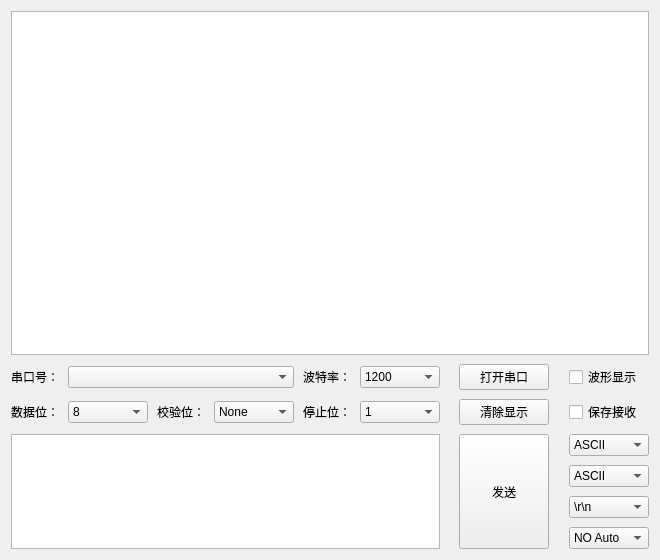
First picture: the form in SERCOM.ui, repository XIVN1987/SERCOM, before the edit.
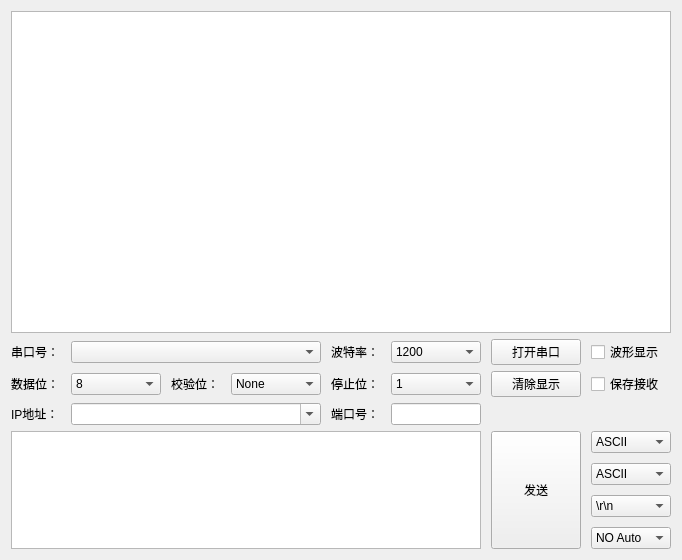
Second picture: the form after the edit. Icons and pictures are not drawn.

Commit message: add UDP transfer function

```diff
--- a/SERCOM.ui
+++ b/SERCOM.ui
@@ -7,16 +7,10 @@
    <rect>
     <x>0</x>
     <y>0</y>
-    <width>660</width>
+    <width>680</width>
     <height>560</height>
    </rect>
   </property>
-  <property name="sizePolicy">
-   <sizepolicy hsizetype="Preferred" vsizetype="Preferred">
-    <horstretch>0</horstretch>
-    <verstretch>0</verstretch>
-   </sizepolicy>
-  </property>
   <property name="windowTitle">
    <string>串口助手</string>
   </property>
@@ -24,10 +18,7 @@
    <iconset>
     <normaloff>Image/serial.ico</normaloff>Image/serial.ico</iconset>
   </property>
-  <layout class="QVBoxLayout" name="vLayout0">
-   <property name="spacing">
-    <number>9</number>
-   </property>
+  <layout class="QVBoxLayout" name="vLayout">
    <item>
     <widget class="QTextEdit" name="txtMain">
      <property name="frameShadow">
@@ -41,15 +32,15 @@
    <item>
     <layout class="QHBoxLayout" name="hLayout1">
      <property name="spacing">
-      <number>9</number>
+      <number>10</number>
      </property>
      <item>
       <widget class="QLabel" name="lblPort">
-       <property name="sizePolicy">
-        <sizepolicy hsizetype="Fixed" vsizetype="Fixed">
-         <horstretch>0</horstretch>
-         <verstretch>0</verstretch>
-        </sizepolicy>
+       <property name="minimumSize">
+        <size>
+         <width>50</width>
+         <height>0</height>
+        </size>
        </property>
        <property name="text">
         <string>串口号：</string>
@@ -58,33 +49,24 @@
      </item>
      <item>
       <widget class="QComboBox" name="cmbPort">
-       <property name="sizePolicy">
-        <sizepolicy hsizetype="Fixed" vsizetype="Fixed">
-         <horstretch>0</horstretch>
-         <verstretch>0</verstretch>
-        </sizepolicy>
-       </property>
        <property name="minimumSize">
         <size>
-         <width>226</width>
+         <width>250</width>
          <height>0</height>
         </size>
        </property>
-       <property name="maximumSize">
-        <size>
-         <width>226</width>
-         <height>16777215</height>
-        </size>
+       <property name="currentIndex">
+        <number>-1</number>
        </property>
       </widget>
      </item>
      <item>
       <widget class="QLabel" name="lblBaud">
-       <property name="sizePolicy">
-        <sizepolicy hsizetype="Fixed" vsizetype="Fixed">
-         <horstretch>0</horstretch>
-         <verstretch>0</verstretch>
-        </sizepolicy>
+       <property name="minimumSize">
+        <size>
+         <width>50</width>
+         <height>0</height>
+        </size>
        </property>
        <property name="text">
         <string>波特率：</string>
@@ -93,15 +75,9 @@
      </item>
      <item>
       <widget class="QComboBox" name="cmbBaud">
-       <property name="sizePolicy">
-        <sizepolicy hsizetype="Fixed" vsizetype="Fixed">
-         <horstretch>0</horstretch>
-         <verstretch>0</verstretch>
-        </sizepolicy>
-       </property>
        <property name="minimumSize">
         <size>
-         <width>80</width>
+         <width>90</width>
          <height>0</height>
         </size>
        </property>
@@ -198,12 +174,6 @@
      </item>
      <item>
       <widget class="QPushButton" name="btnOpen">
-       <property name="sizePolicy">
-        <sizepolicy hsizetype="Fixed" vsizetype="Fixed">
-         <horstretch>0</horstretch>
-         <verstretch>0</verstretch>
-        </sizepolicy>
-       </property>
        <property name="minimumSize">
         <size>
          <width>90</width>
@@ -213,35 +183,10 @@
        <property name="text">
         <string>打开串口</string>
        </property>
-       <property name="checkable">
-        <bool>false</bool>
-       </property>
       </widget>
      </item>
-     <item>
-      <spacer name="hSpacer12">
-       <property name="orientation">
-        <enum>Qt::Horizontal</enum>
-       </property>
-       <property name="sizeType">
-        <enum>QSizePolicy::Preferred</enum>
-       </property>
-       <property name="sizeHint" stdset="0">
-        <size>
-         <width>40</width>
-         <height>20</height>
-        </size>
-       </property>
-      </spacer>
-     </item>
      <item>
       <widget class="QCheckBox" name="chkWave">
-       <property name="sizePolicy">
-        <sizepolicy hsizetype="Fixed" vsizetype="Fixed">
-         <horstretch>0</horstretch>
-         <verstretch>0</verstretch>
-        </sizepolicy>
-       </property>
        <property name="minimumSize">
         <size>
          <width>80</width>
@@ -256,17 +201,21 @@
     </layout>
    </item>
    <item>
+    <widget class="QWidget" name="hWidget2" native="true">
     <layout class="QHBoxLayout" name="hLayout2">
      <property name="spacing">
-      <number>9</number>
+       <number>10</number>
+      </property>
+      <property name="margin" stdset="0">
+       <number>0</number>
      </property>
      <item>
       <widget class="QLabel" name="lblData">
-       <property name="sizePolicy">
-        <sizepolicy hsizetype="Fixed" vsizetype="Fixed">
-         <horstretch>0</horstretch>
-         <verstretch>0</verstretch>
-        </sizepolicy>
+        <property name="minimumSize">
+         <size>
+          <width>50</width>
+          <height>0</height>
+         </size>
        </property>
        <property name="text">
         <string>数据位：</string>
@@ -275,15 +224,9 @@
      </item>
      <item>
       <widget class="QComboBox" name="cmbData">
-       <property name="sizePolicy">
-        <sizepolicy hsizetype="Fixed" vsizetype="Fixed">
-         <horstretch>0</horstretch>
-         <verstretch>0</verstretch>
-        </sizepolicy>
-       </property>
        <property name="minimumSize">
         <size>
-         <width>80</width>
+          <width>90</width>
          <height>0</height>
         </size>
        </property>
@@ -311,11 +254,11 @@
      </item>
      <item>
       <widget class="QLabel" name="lblChek">
-       <property name="sizePolicy">
-        <sizepolicy hsizetype="Fixed" vsizetype="Fixed">
-         <horstretch>0</horstretch>
-         <verstretch>0</verstretch>
-        </sizepolicy>
+        <property name="minimumSize">
+         <size>
+          <width>50</width>
+          <height>0</height>
+         </size>
        </property>
        <property name="text">
         <string>校验位：</string>
@@ -324,15 +267,9 @@
      </item>
      <item>
       <widget class="QComboBox" name="cmbChek">
-       <property name="sizePolicy">
-        <sizepolicy hsizetype="Fixed" vsizetype="Fixed">
-         <horstretch>0</horstretch>
-         <verstretch>0</verstretch>
-        </sizepolicy>
-       </property>
        <property name="minimumSize">
         <size>
-         <width>80</width>
+          <width>90</width>
          <height>0</height>
         </size>
        </property>
@@ -365,11 +302,11 @@
      </item>
      <item>
       <widget class="QLabel" name="lblStop">
-       <property name="sizePolicy">
-        <sizepolicy hsizetype="Fixed" vsizetype="Fixed">
-         <horstretch>0</horstretch>
-         <verstretch>0</verstretch>
-        </sizepolicy>
+        <property name="minimumSize">
+         <size>
+          <width>50</width>
+          <height>0</height>
+         </size>
        </property>
        <property name="text">
         <string>停止位：</string>
@@ -378,15 +315,9 @@
      </item>
      <item>
       <widget class="QComboBox" name="cmbStop">
-       <property name="sizePolicy">
-        <sizepolicy hsizetype="Fixed" vsizetype="Fixed">
-         <horstretch>0</horstretch>
-         <verstretch>0</verstretch>
-        </sizepolicy>
-       </property>
        <property name="minimumSize">
         <size>
-         <width>80</width>
+          <width>90</width>
          <height>0</height>
         </size>
        </property>
@@ -417,12 +348,6 @@
      </item>
      <item>
       <widget class="QPushButton" name="btnClear">
-       <property name="sizePolicy">
-        <sizepolicy hsizetype="Fixed" vsizetype="Fixed">
-         <horstretch>0</horstretch>
-         <verstretch>0</verstretch>
-        </sizepolicy>
-       </property>
        <property name="minimumSize">
         <size>
          <width>90</width>
@@ -434,30 +359,8 @@
        </property>
       </widget>
      </item>
-     <item>
-      <spacer name="hSpacer22">
-       <property name="orientation">
-        <enum>Qt::Horizontal</enum>
-       </property>
-       <property name="sizeType">
-        <enum>QSizePolicy::Preferred</enum>
-       </property>
-       <property name="sizeHint" stdset="0">
-        <size>
-         <width>40</width>
-         <height>20</height>
-        </size>
-       </property>
-      </spacer>
-     </item>
      <item>
       <widget class="QCheckBox" name="chkSave">
-       <property name="sizePolicy">
-        <sizepolicy hsizetype="Fixed" vsizetype="Fixed">
-         <horstretch>0</horstretch>
-         <verstretch>0</verstretch>
-        </sizepolicy>
-       </property>
        <property name="minimumSize">
         <size>
          <width>80</width>
@@ -470,55 +373,153 @@
       </widget>
      </item>
     </layout>
+    </widget>
    </item>
    <item>
-    <layout class="QGridLayout" name="gLayout3">
-     <property name="topMargin">
+    <widget class="QWidget" name="hWidget3" native="true">
+     <layout class="QHBoxLayout" name="hLayout3">
+      <property name="spacing">
+       <number>10</number>
+      </property>
+      <property name="margin" stdset="0">
       <number>0</number>
      </property>
+      <item>
+       <widget class="QLabel" name="lblIP">
+        <property name="minimumSize">
+         <size>
+          <width>50</width>
+          <height>0</height>
+         </size>
+        </property>
+        <property name="text">
+         <string>IP地址：</string>
+        </property>
+       </widget>
+      </item>
+      <item>
+       <widget class="QComboBox" name="cmbIP">
+        <property name="minimumSize">
+         <size>
+          <width>250</width>
+          <height>0</height>
+         </size>
+        </property>
+        <property name="editable">
+         <bool>true</bool>
+        </property>
+       </widget>
+      </item>
+      <item>
+       <widget class="QLabel" name="lblIPPort">
+        <property name="minimumSize">
+         <size>
+          <width>50</width>
+          <height>0</height>
+         </size>
+        </property>
+        <property name="text">
+         <string>端口号：</string>
+        </property>
+       </widget>
+      </item>
+      <item>
+       <widget class="QLineEdit" name="linPort">
+        <property name="minimumSize">
+         <size>
+          <width>90</width>
+          <height>0</height>
+         </size>
+        </property>
+        <property name="maximumSize">
+         <size>
+          <width>90</width>
+          <height>16777215</height>
+         </size>
+        </property>
+       </widget>
+      </item>
+      <item>
+       <spacer name="hSpacer3">
+        <property name="orientation">
+         <enum>Qt::Horizontal</enum>
+        </property>
+        <property name="sizeHint" stdset="0">
+         <size>
+          <width>40</width>
+          <height>20</height>
+         </size>
+        </property>
+       </spacer>
+      </item>
+     </layout>
+    </widget>
+   </item>
+   <item>
+    <layout class="QGridLayout" name="gLayout4">
      <property name="spacing">
-      <number>9</number>
+      <number>10</number>
      </property>
-     <item row="2" column="1">
-      <spacer name="hSpacer31">
-       <property name="orientation">
-        <enum>Qt::Horizontal</enum>
+     <item row="0" column="0" rowspan="4">
+      <widget class="QTextEdit" name="txtSend"/>
+     </item>
+     <item row="0" column="1" rowspan="4">
+      <widget class="QPushButton" name="btnSend">
+       <property name="sizePolicy">
+        <sizepolicy hsizetype="Minimum" vsizetype="Preferred">
+         <horstretch>0</horstretch>
+         <verstretch>0</verstretch>
+        </sizepolicy>
        </property>
-       <property name="sizeType">
-        <enum>QSizePolicy::Preferred</enum>
+       <property name="minimumSize">
+        <size>
+         <width>90</width>
+         <height>0</height>
+        </size>
        </property>
-       <property name="sizeHint" stdset="0">
+       <property name="text">
+        <string>发送</string>
+       </property>
+      </widget>
+     </item>
+     <item row="0" column="2">
+      <widget class="QComboBox" name="cmbICode">
+       <property name="minimumSize">
         <size>
-         <width>40</width>
-         <height>20</height>
+         <width>80</width>
+         <height>0</height>
         </size>
        </property>
-      </spacer>
-     </item>
-     <item row="2" column="3">
-      <spacer name="hSpacer32">
-       <property name="orientation">
-        <enum>Qt::Horizontal</enum>
-       </property>
-       <property name="sizeType">
-        <enum>QSizePolicy::Preferred</enum>
-       </property>
-       <property name="sizeHint" stdset="0">
-        <size>
-         <width>40</width>
-         <height>20</height>
-        </size>
-       </property>
-      </spacer>
-     </item>
-     <item row="1" column="4">
+       <property name="toolTip">
+        <string>接收内容编码</string>
+       </property>
+       <property name="toolTipDuration">
+        <number>1000</number>
+       </property>
+       <item>
+        <property name="text">
+         <string>ASCII</string>
+        </property>
+       </item>
+       <item>
+        <property name="text">
+         <string>HEX</string>
+        </property>
+       </item>
+       <item>
+        <property name="text">
+         <string>GBK</string>
+        </property>
+       </item>
+       <item>
+        <property name="text">
+         <string>UTF-8</string>
+        </property>
+       </item>
+      </widget>
+     </item>
+     <item row="1" column="2">
       <widget class="QComboBox" name="cmbOCode">
-       <property name="sizePolicy">
-        <sizepolicy hsizetype="Fixed" vsizetype="Fixed">
-         <horstretch>0</horstretch>
-         <verstretch>0</verstretch>
-        </sizepolicy>
-       </property>
        <property name="minimumSize">
         <size>
          <width>80</width>
@@ -553,14 +554,39 @@
        </item>
       </widget>
      </item>
-     <item row="3" column="4">
+     <item row="2" column="2">
+      <widget class="QComboBox" name="cmbEnter">
+       <property name="minimumSize">
+        <size>
+         <width>80</width>
+         <height>0</height>
+        </size>
+       </property>
+       <property name="toolTip">
+        <string>发送换行编码</string>
+       </property>
+       <property name="toolTipDuration">
+        <number>1000</number>
+       </property>
+       <item>
+        <property name="text">
+         <string>\r\n</string>
+        </property>
+       </item>
+       <item>
+        <property name="text">
+         <string>\n</string>
+        </property>
+       </item>
+       <item>
+        <property name="text">
+         <string>\r</string>
+        </property>
+       </item>
+      </widget>
+     </item>
+     <item row="3" column="2">
       <widget class="QComboBox" name="cmbAuto">
-       <property name="sizePolicy">
-        <sizepolicy hsizetype="Fixed" vsizetype="Fixed">
-         <horstretch>0</horstretch>
-         <verstretch>0</verstretch>
-        </sizepolicy>
-       </property>
        <property name="minimumSize">
         <size>
          <width>80</width>
@@ -640,120 +666,6 @@
        </item>
       </widget>
      </item>
-     <item row="2" column="4">
-      <widget class="QComboBox" name="cmbEnter">
-       <property name="sizePolicy">
-        <sizepolicy hsizetype="Fixed" vsizetype="Fixed">
-         <horstretch>0</horstretch>
-         <verstretch>0</verstretch>
-        </sizepolicy>
-       </property>
-       <property name="minimumSize">
-        <size>
-         <width>80</width>
-         <height>0</height>
-        </size>
-       </property>
-       <property name="toolTip">
-        <string>发送换行编码</string>
-       </property>
-       <property name="toolTipDuration">
-        <number>1000</number>
-       </property>
-       <item>
-        <property name="text">
-         <string>\r\n</string>
-        </property>
-       </item>
-       <item>
-        <property name="text">
-         <string>\n</string>
-        </property>
-       </item>
-       <item>
-        <property name="text">
-         <string>\r</string>
-        </property>
-       </item>
-      </widget>
-     </item>
-     <item row="0" column="4">
-      <widget class="QComboBox" name="cmbICode">
-       <property name="sizePolicy">
-        <sizepolicy hsizetype="Fixed" vsizetype="Fixed">
-         <horstretch>0</horstretch>
-         <verstretch>0</verstretch>
-        </sizepolicy>
-       </property>
-       <property name="minimumSize">
-        <size>
-         <width>80</width>
-         <height>0</height>
-        </size>
-       </property>
-       <property name="toolTip">
-        <string>接收内容编码</string>
-       </property>
-       <property name="toolTipDuration">
-        <number>1000</number>
-       </property>
-       <item>
-        <property name="text">
-         <string>ASCII</string>
-        </property>
-       </item>
-       <item>
-        <property name="text">
-         <string>HEX</string>
-        </property>
-       </item>
-       <item>
-        <property name="text">
-         <string>GBK</string>
-        </property>
-       </item>
-       <item>
-        <property name="text">
-         <string>UTF-8</string>
-        </property>
-       </item>
-      </widget>
-     </item>
-     <item row="0" column="0" rowspan="4">
-      <widget class="QTextEdit" name="txtSend">
-       <property name="sizePolicy">
-        <sizepolicy hsizetype="Expanding" vsizetype="Preferred">
-         <horstretch>0</horstretch>
-         <verstretch>0</verstretch>
-        </sizepolicy>
-       </property>
-       <property name="minimumSize">
-        <size>
-         <width>429</width>
-         <height>0</height>
-        </size>
-       </property>
-      </widget>
-     </item>
-     <item row="0" column="2" rowspan="4">
-      <widget class="QPushButton" name="btnSend">
-       <property name="sizePolicy">
-        <sizepolicy hsizetype="Fixed" vsizetype="Expanding">
-         <horstretch>0</horstretch>
-         <verstretch>0</verstretch>
-        </sizepolicy>
-       </property>
-       <property name="minimumSize">
-        <size>
-         <width>90</width>
-         <height>0</height>
-        </size>
-       </property>
-       <property name="text">
-        <string>发送</string>
-       </property>
-      </widget>
-     </item>
     </layout>
    </item>
   </layout>
```
Left out of the diff: 4 changed lines with no effect on the pictures. Lines whose indentation alone changed are shown as unchanged. The commit also changes 2 other files.
